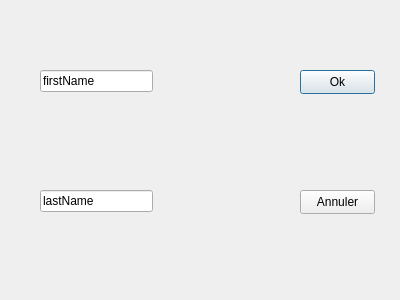
This is fermer_compte.ui in DjallalChafai/gestion-banque as Qt 5 draws it before an edit. The edited form follows.
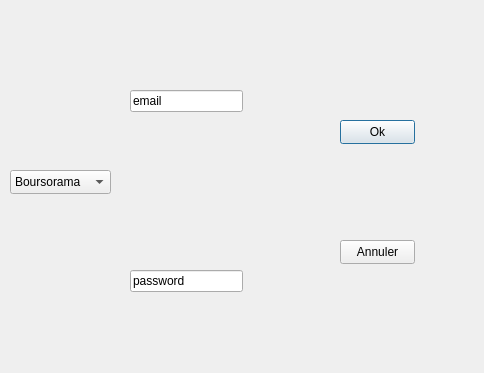
This is the edited form.

The edit to the form file:
```diff
--- a/fermer_compte.ui
+++ b/fermer_compte.ui
@@ -6,8 +6,8 @@
    <rect>
     <x>0</x>
     <y>0</y>
-    <width>400</width>
-    <height>300</height>
+    <width>484</width>
+    <height>373</height>
    </rect>
   </property>
   <property name="windowTitle">
@@ -16,8 +16,8 @@
   <widget class="QPushButton" name="Ok">
    <property name="geometry">
     <rect>
-     <x>300</x>
-     <y>70</y>
+     <x>340</x>
+     <y>120</y>
      <width>75</width>
      <height>24</height>
     </rect>
@@ -29,8 +29,8 @@
   <widget class="QPushButton" name="Annuler">
    <property name="geometry">
     <rect>
-     <x>300</x>
-     <y>190</y>
+     <x>340</x>
+     <y>240</y>
      <width>75</width>
      <height>24</height>
     </rect>
@@ -42,29 +42,54 @@
   <widget class="QLineEdit" name="firstName">
    <property name="geometry">
     <rect>
-     <x>40</x>
-     <y>70</y>
+     <x>130</x>
+     <y>90</y>
      <width>113</width>
      <height>22</height>
     </rect>
    </property>
    <property name="text">
-    <string>firstName</string>
+    <string>email</string>
    </property>
   </widget>
   <widget class="QLineEdit" name="lastName">
    <property name="geometry">
     <rect>
-     <x>40</x>
-     <y>190</y>
+     <x>130</x>
+     <y>270</y>
      <width>113</width>
      <height>22</height>
     </rect>
    </property>
    <property name="text">
-    <string>lastName</string>
+    <string>password</string>
    </property>
   </widget>
+  <widget class="QComboBox" name="Banque">
+   <property name="geometry">
+    <rect>
+     <x>10</x>
+     <y>170</y>
+     <width>101</width>
+     <height>24</height>
+    </rect>
+   </property>
+   <item>
+    <property name="text">
+     <string>Boursorama</string>
+    </property>
+   </item>
+   <item>
+    <property name="text">
+     <string>N26</string>
+    </property>
+   </item>
+   <item>
+    <property name="text">
+     <string>Revolut</string>
+    </property>
+   </item>
+  </widget>
  </widget>
  <resources/>
  <connections/>
```
Left out of the diff: 4 changed lines with no effect on the pictures.
